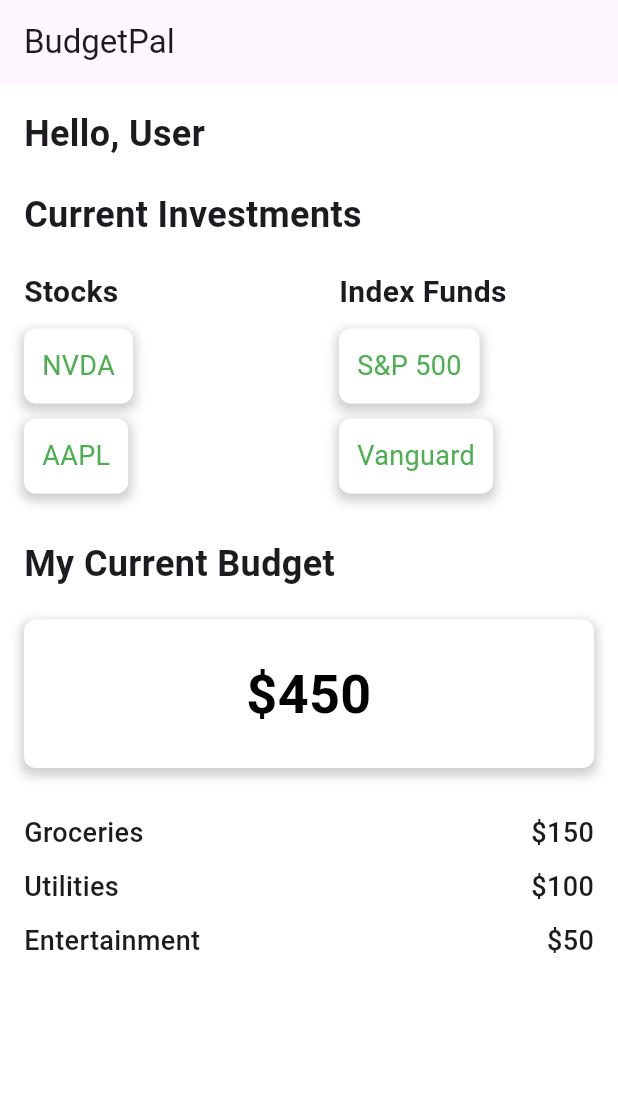
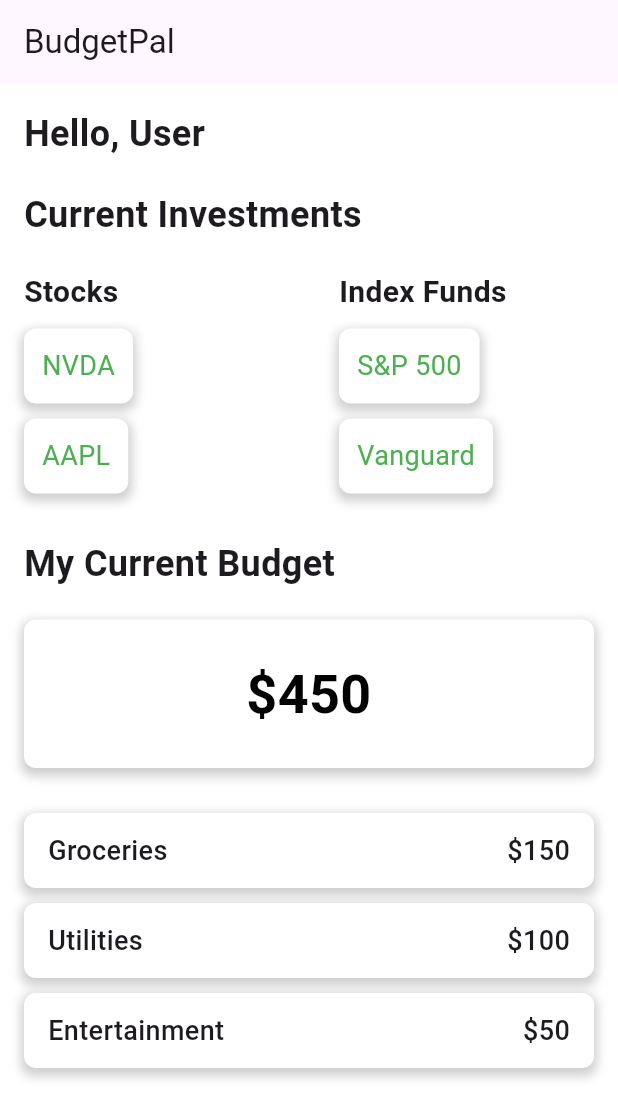
Before and after one commit to Ysoni18/onehacksapp2, a Flutter app: the screen it shows after launch, on a phone screen of 412 x 824 dp. Shown: the top 1119 px of the screen. Run offline on Flutter 3.47's test engine with Material 3 defaults, Android fonts, the phone set to English and light mode, and no system bars.

Commit message:
added things to home and made pages

```diff
--- a/lib/screens/home.dart
+++ b/lib/screens/home.dart
@@ -1,4 +1,7 @@
 import 'package:flutter/material.dart';
+import 'groceries.dart'; // Import the Groceries page
+import 'utilities.dart'; // Import the Utilities page
+import 'entertainment.dart'; // Import the Entertainment page
 
 class HomeScreen extends StatelessWidget {
   const HomeScreen({super.key});
@@ -84,7 +87,7 @@ class HomeScreen extends StatelessWidget {
             const SizedBox(height: 20),
             _buildBudgetBox('\$450'), // Budget box with placeholder value
             const SizedBox(height: 30), // Space before the spending list
-            _buildSpendingList(),
+            _buildSpendingList(context),
           ],
         ),
       ),
@@ -149,20 +152,41 @@ class HomeScreen extends StatelessWidget {
     );
   }
 
-  Widget _buildSpendingList() {
+  Widget _buildSpendingList(BuildContext context) {
     return Column(
       children: [
-        _buildSpendingItem('Groceries', '\$150'),
+        _buildSpendingItem(context, 'Groceries', '\$150', const GroceriesPage()),
         const SizedBox(height: 10),
-        _buildSpendingItem('Utilities', '\$100'),
+        _buildSpendingItem(context, 'Utilities', '\$100', const UtilitiesPage()),
         const SizedBox(height: 10),
-        _buildSpendingItem('Entertainment', '\$50'),
+        _buildSpendingItem(context, 'Entertainment', '\$50', const EntertainmentPage()),
       ],
     );
   }
 
-  Widget _buildSpendingItem(String type, String amount) {
-    return Row(
+  Widget _buildSpendingItem(BuildContext context, String type, String amount, Widget page) {
+    return GestureDetector(
+      onTap: () {
+        Navigator.push(
+          context,
+          MaterialPageRoute(builder: (context) => page),
+        );
+      },
+      child: Container(
+        padding: const EdgeInsets.symmetric(vertical: 12.0, horizontal: 16.0),
+        decoration: BoxDecoration(
+          color: Colors.white,
+          borderRadius: BorderRadius.circular(8.0),
+          boxShadow: [
+            BoxShadow(
+              color: Colors.grey.withOpacity(0.5),
+              spreadRadius: 2,
+              blurRadius: 5,
+              offset: const Offset(0, 3), // changes position of shadow
+            ),
+          ],
+        ),
+        child: Row(
           mainAxisAlignment: MainAxisAlignment.spaceBetween,
           children: [
             Text(
@@ -180,6 +204,8 @@ class HomeScreen extends StatelessWidget {
               ),
             ),
           ],
+        ),
+      ),
     );
   }
 }
```
Also changed, not shown: lib/screens/entertainment.dart (added, +17 -0 lines), lib/screens/groceries.dart (added, +17 -0 lines), lib/screens/utilities.dart (added, +17 -0 lines). Lines whose indentation alone changed are shown as unchanged.
